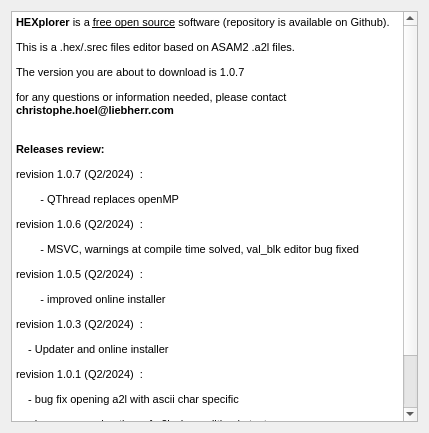
adhoc2/HEXplorer, file installer/packages/com.adhoc2.hexplorer/meta/page.ui: the form before one commit.
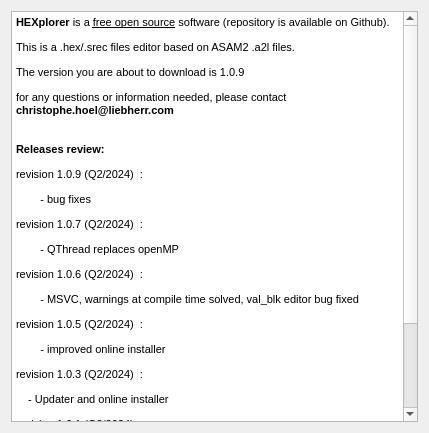
The form after the commit.

What changed in the file:
```diff
--- a/installer/packages/com.adhoc2.hexplorer/meta/page.ui
+++ b/installer/packages/com.adhoc2.hexplorer/meta/page.ui
@@ -26,9 +26,11 @@
 &lt;/style&gt;&lt;/head&gt;&lt;body style=&quot; font-family:'Segoe UI'; font-size:9pt; font-weight:400; font-style:normal;&quot;&gt;
 &lt;p style=&quot; margin-top:0px; margin-bottom:0px; margin-left:0px; margin-right:0px; -qt-block-indent:0; text-indent:0px;&quot;&gt;&lt;span style=&quot; font-family:'MS Shell Dlg 2'; font-size:8.25pt; font-weight:600;&quot;&gt;HEXplorer&lt;/span&gt;&lt;span style=&quot; font-family:'MS Shell Dlg 2'; font-size:8.25pt;&quot;&gt; is a &lt;/span&gt;&lt;span style=&quot; font-family:'MS Shell Dlg 2'; font-size:8.25pt; text-decoration: underline;&quot;&gt;free open source&lt;/span&gt;&lt;span style=&quot; font-family:'MS Shell Dlg 2'; font-size:8.25pt;&quot;&gt; software (repository is available on Github).&lt;/span&gt;&lt;/p&gt;
 &lt;p style=&quot; margin-top:12px; margin-bottom:12px; margin-left:0px; margin-right:0px; -qt-block-indent:0; text-indent:0px;&quot;&gt;&lt;span style=&quot; font-family:'MS Shell Dlg 2'; font-size:8.25pt;&quot;&gt;This is a .hex/.srec files editor based on ASAM2 .a2l files.&lt;/span&gt;&lt;/p&gt;
-&lt;p style=&quot; margin-top:12px; margin-bottom:12px; margin-left:0px; margin-right:0px; -qt-block-indent:0; text-indent:0px;&quot;&gt;&lt;span style=&quot; font-family:'MS Shell Dlg 2'; font-size:8.25pt;&quot;&gt;The version you are about to download is 1.0.7&lt;/span&gt;&lt;/p&gt;
+&lt;p style=&quot; margin-top:12px; margin-bottom:12px; margin-left:0px; margin-right:0px; -qt-block-indent:0; text-indent:0px;&quot;&gt;&lt;span style=&quot; font-family:'MS Shell Dlg 2'; font-size:8.25pt;&quot;&gt;The version you are about to download is 1.0.9&lt;/span&gt;&lt;/p&gt;
 &lt;p style=&quot; margin-top:12px; margin-bottom:12px; margin-left:0px; margin-right:0px; -qt-block-indent:0; text-indent:0px;&quot;&gt;&lt;span style=&quot; font-family:'MS Shell Dlg 2'; font-size:8.25pt;&quot;&gt;for any questions or information needed, please contact &lt;/span&gt;&lt;span style=&quot; font-family:'MS Shell Dlg 2'; font-size:8.25pt; font-weight:600;&quot;&gt;christophe.hoel@liebherr.com&lt;/span&gt;&lt;span style=&quot; font-family:'MS Shell Dlg 2'; font-size:8.25pt;&quot;&gt;&lt;br /&gt;&lt;/span&gt;&lt;/p&gt;
 &lt;p style=&quot; margin-top:12px; margin-bottom:12px; margin-left:0px; margin-right:0px; -qt-block-indent:0; text-indent:0px;&quot;&gt;&lt;span style=&quot; font-family:'MS Shell Dlg 2'; font-size:8.25pt; font-weight:600;&quot;&gt;Releases review:&lt;/span&gt;&lt;/p&gt;
+&lt;p style=&quot; margin-top:12px; margin-bottom:12px; margin-left:0px; margin-right:0px; -qt-block-indent:0; text-indent:0px;&quot;&gt;&lt;span style=&quot; font-family:'MS Shell Dlg 2'; font-size:8pt;&quot;&gt;revision&lt;/span&gt;&lt;span style=&quot; font-family:'MS Shell Dlg 2'; font-size:8pt; color:#c0c0c0;&quot;&gt; &lt;/span&gt;&lt;span style=&quot; font-family:'MS Shell Dlg 2'; font-size:8pt; color:#000000;&quot;&gt;1.0.9&lt;/span&gt;&lt;span style=&quot; font-family:'MS Shell Dlg 2'; font-size:8pt; color:#c0c0c0;&quot;&gt; &lt;/span&gt;&lt;span style=&quot; font-family:'MS Shell Dlg 2'; font-size:8pt;&quot;&gt;(Q2/2024) &lt;/span&gt;&lt;span style=&quot; font-family:'MS Shell Dlg 2'; font-size:8pt; color:#c0c0c0;&quot;&gt; &lt;/span&gt;&lt;span style=&quot; font-family:'MS Shell Dlg 2'; font-size:8pt;&quot;&gt;:&lt;/span&gt;&lt;/p&gt;
+&lt;p style=&quot; margin-top:12px; margin-bottom:12px; margin-left:0px; margin-right:0px; -qt-block-indent:0; text-indent:0px;&quot;&gt;&lt;span style=&quot; font-family:'MS Shell Dlg 2'; font-size:8pt;&quot;&gt;        - bug fixes&lt;/span&gt;&lt;/p&gt;
 &lt;p style=&quot; margin-top:12px; margin-bottom:12px; margin-left:0px; margin-right:0px; -qt-block-indent:0; text-indent:0px;&quot;&gt;&lt;span style=&quot; font-family:'MS Shell Dlg 2'; font-size:8pt;&quot;&gt;revision&lt;/span&gt;&lt;span style=&quot; font-family:'MS Shell Dlg 2'; font-size:8pt; color:#c0c0c0;&quot;&gt; &lt;/span&gt;&lt;span style=&quot; font-family:'MS Shell Dlg 2'; font-size:8pt; color:#000000;&quot;&gt;1.0.7&lt;/span&gt;&lt;span style=&quot; font-family:'MS Shell Dlg 2'; font-size:8pt; color:#c0c0c0;&quot;&gt; &lt;/span&gt;&lt;span style=&quot; font-family:'MS Shell Dlg 2'; font-size:8pt;&quot;&gt;(Q2/2024) &lt;/span&gt;&lt;span style=&quot; font-family:'MS Shell Dlg 2'; font-size:8pt; color:#c0c0c0;&quot;&gt; &lt;/span&gt;&lt;span style=&quot; font-family:'MS Shell Dlg 2'; font-size:8pt;&quot;&gt;:&lt;/span&gt;&lt;/p&gt;
 &lt;p style=&quot; margin-top:12px; margin-bottom:12px; margin-left:0px; margin-right:0px; -qt-block-indent:0; text-indent:0px;&quot;&gt;&lt;span style=&quot; font-family:'MS Shell Dlg 2'; font-size:8pt;&quot;&gt;        - QThread replaces openMP&lt;/span&gt;&lt;/p&gt;
 &lt;p style=&quot; margin-top:12px; margin-bottom:12px; margin-left:0px; margin-right:0px; -qt-block-indent:0; text-indent:0px;&quot;&gt;&lt;span style=&quot; font-family:'MS Shell Dlg 2'; font-size:8pt;&quot;&gt;revision&lt;/span&gt;&lt;span style=&quot; font-family:'MS Shell Dlg 2'; font-size:8pt; color:#c0c0c0;&quot;&gt; &lt;/span&gt;&lt;span style=&quot; font-family:'MS Shell Dlg 2'; font-size:8pt; color:#000000;&quot;&gt;1.0.6&lt;/span&gt;&lt;span style=&quot; font-family:'MS Shell Dlg 2'; font-size:8pt; color:#c0c0c0;&quot;&gt; &lt;/span&gt;&lt;span style=&quot; font-family:'MS Shell Dlg 2'; font-size:8pt;&quot;&gt;(Q2/2024) &lt;/span&gt;&lt;span style=&quot; font-family:'MS Shell Dlg 2'; font-size:8pt; color:#c0c0c0;&quot;&gt; &lt;/span&gt;&lt;span style=&quot; font-family:'MS Shell Dlg 2'; font-size:8pt;&quot;&gt;:&lt;/span&gt;&lt;/p&gt;
```
